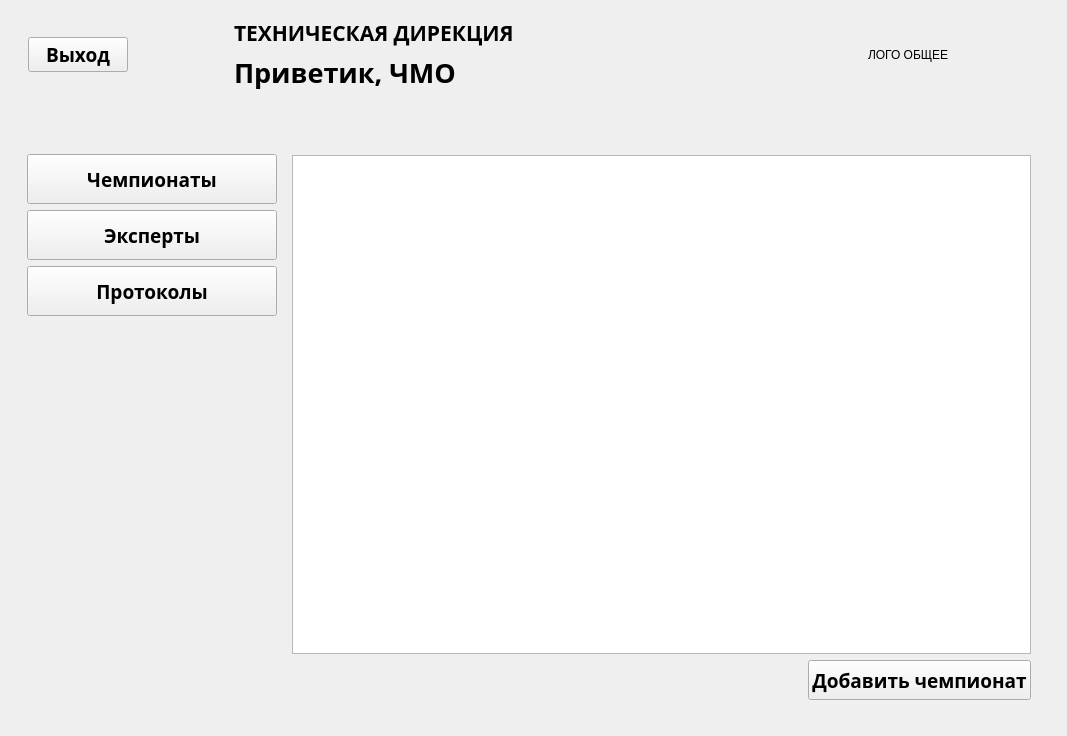
First picture: the form in OrganizeForm.ui, repository faryek/KARELLO, before the edit.
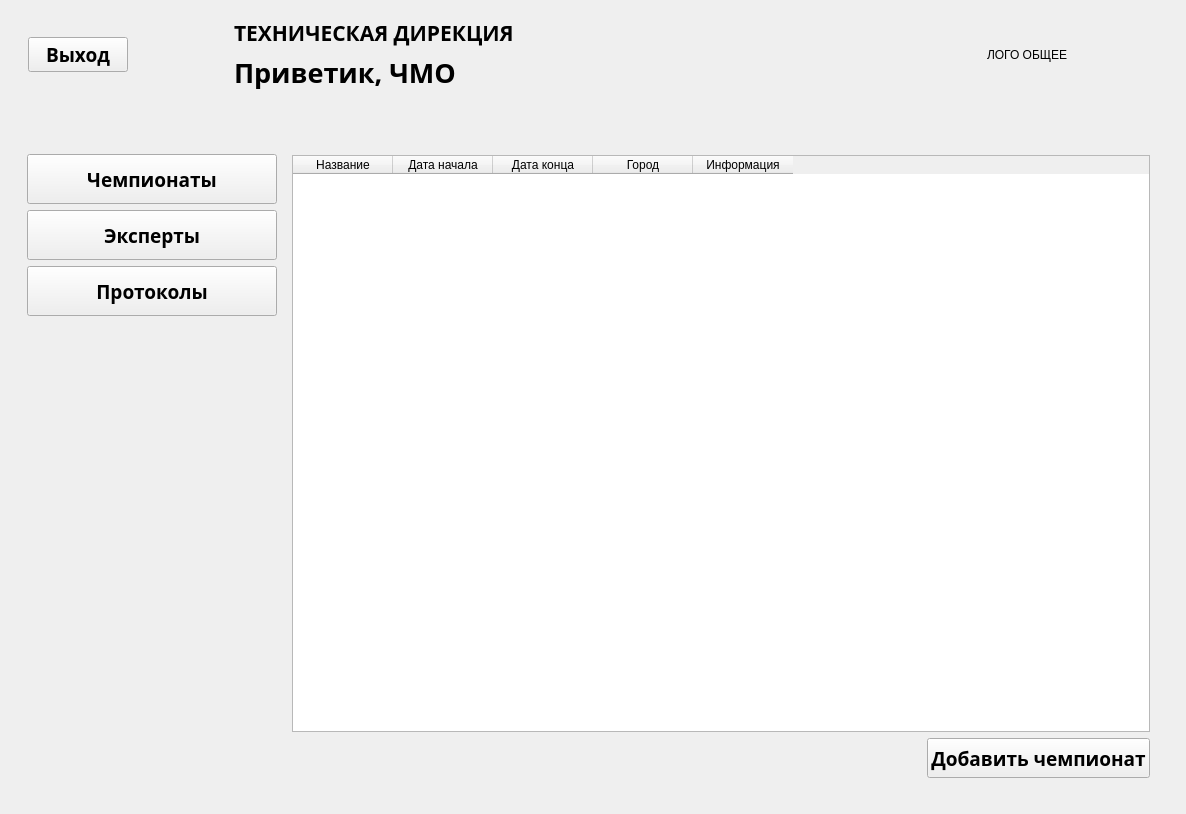
Second picture: the form after the edit. The open tabs and pages were chosen to show the change.

Patch:
```diff
--- a/OrganizeForm.ui
+++ b/OrganizeForm.ui
@@ -6,8 +6,8 @@
    <rect>
     <x>0</x>
     <y>0</y>
-    <width>1067</width>
-    <height>736</height>
+    <width>1186</width>
+    <height>814</height>
    </rect>
   </property>
   <property name="windowTitle">
@@ -304,7 +304,60 @@
                 <widget class="QWidget" name="championshipViewPage">
                  <layout class="QVBoxLayout" name="verticalLayout_7">
                   <item>
-                   <widget class="QTableWidget" name="championshipTable"/>
+                   <widget class="QTableWidget" name="championshipTable">
+                    <property name="contextMenuPolicy">
+                     <enum>Qt::PreventContextMenu</enum>
+                    </property>
+                    <property name="layoutDirection">
+                     <enum>Qt::LeftToRight</enum>
+                    </property>
+                    <property name="autoFillBackground">
+                     <bool>false</bool>
+                    </property>
+                    <property name="editTriggers">
+                     <set>QAbstractItemView::NoEditTriggers</set>
+                    </property>
+                    <column>
+                     <property name="text">
+                      <string>Название</string>
+                     </property>
+                     <property name="textAlignment">
+                      <set>AlignCenter</set>
+                     </property>
+                    </column>
+                    <column>
+                     <property name="text">
+                      <string>Дата начала</string>
+                     </property>
+                     <property name="textAlignment">
+                      <set>AlignCenter</set>
+                     </property>
+                    </column>
+                    <column>
+                     <property name="text">
+                      <string>Дата конца</string>
+                     </property>
+                     <property name="textAlignment">
+                      <set>AlignCenter</set>
+                     </property>
+                    </column>
+                    <column>
+                     <property name="text">
+                      <string>Город</string>
+                     </property>
+                     <property name="textAlignment">
+                      <set>AlignCenter</set>
+                     </property>
+                    </column>
+                    <column>
+                     <property name="text">
+                      <string>Информация</string>
+                     </property>
+                     <property name="textAlignment">
+                      <set>AlignCenter</set>
+                     </property>
+                    </column>
+                   </widget>
                   </item>
                   <item>
                    <layout class="QHBoxLayout" name="horizontalLayout_9">
@@ -336,6 +389,7 @@
                        <font>
                         <family>Akrobat SemiBold</family>
                         <pointsize>14</pointsize>
+                        <weight>75</weight>
                         <bold>true</bold>
                        </font>
                       </property>
```
Left out of the diff: 49 changed lines with no effect on the pictures.
